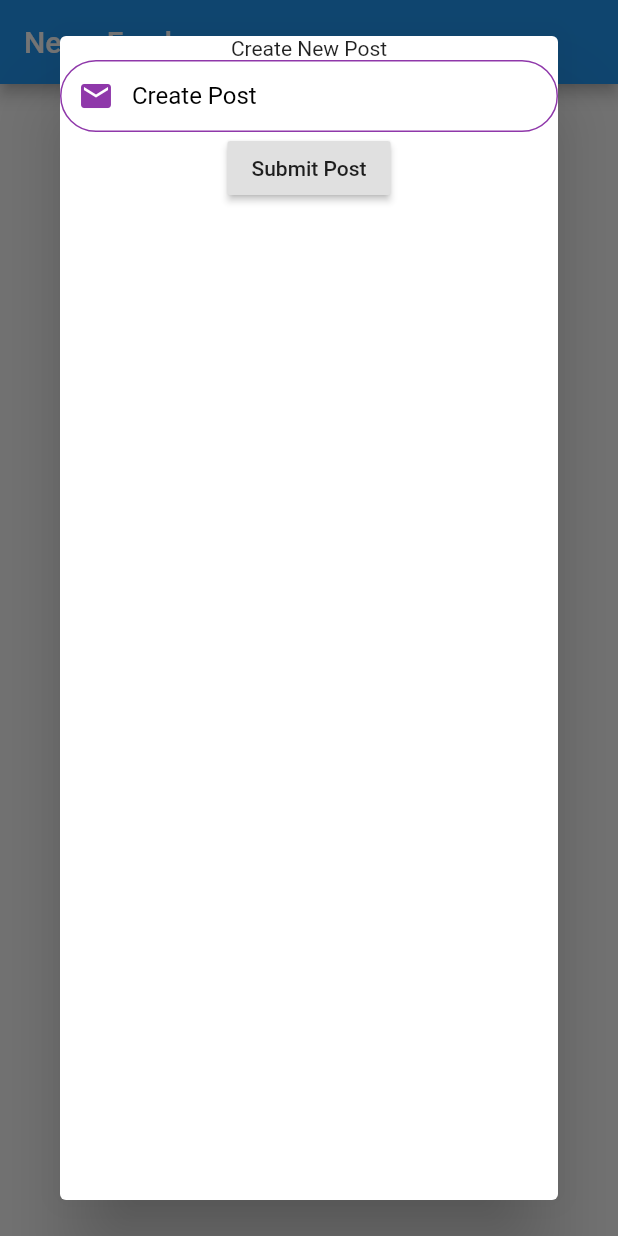
After one commit to cmcoffeedev/flutter_social_media_app, a Flutter app: the NewsFeed screen opened directly, after a tap on "Create Post", on a phone screen of 412 x 824 dp. The commit adds this screen. Run offline on Flutter 3.47's test engine with Material 2 defaults, Android fonts, the phone set to English and light mode, and no system bars; our stand-ins replace cloud_firestore, firebase_auth; accounts and stored records are empty.

Commit message:
news feed

```diff
--- /dev/null
+++ b/lib/CreatePostDialog.dart
@@ -0,0 +1,70 @@
+import 'package:cloud_firestore/cloud_firestore.dart';
+import 'package:firebase_auth/firebase_auth.dart';
+import 'package:flutter/material.dart';
+
+class CreatePostDialog extends StatefulWidget {
+  final FirebaseUser user;
+  CreatePostDialog({Key key, this.user}) : super(key: key);
+
+  @override
+  _CreatePostDialogState createState() => _CreatePostDialogState();
+}
+
+class _CreatePostDialogState extends State<CreatePostDialog> {
+  @override
+  Widget build(BuildContext context) {
+    TextEditingController postController = TextEditingController();
+
+    return Dialog(
+      child: Column(
+        children: <Widget>[
+          Text("Create New Post"),
+          TextField(
+            controller: postController,
+            keyboardType: TextInputType.text,
+            decoration: InputDecoration(
+              prefixIcon: Icon(
+                Icons.local_post_office,
+                color: Color(0xFF8F38AA),
+              ),
+              labelText: "Create Post",
+              labelStyle: TextStyle(
+                color: Colors.black,
+              ),
+              errorStyle: TextStyle(color: Colors.white),
+              filled: true,
+              fillColor: Colors.white,
+              hintText: "Post",
+              contentPadding:
+                  EdgeInsets.symmetric(vertical: 10.0, horizontal: 20.0),
+              border: OutlineInputBorder(
+                borderRadius: BorderRadius.all(Radius.circular(32.0)),
+              ),
+              enabledBorder: OutlineInputBorder(
+                borderSide: BorderSide(color: Color(0xFF8F38AA), width: 1.0),
+                borderRadius: BorderRadius.all(Radius.circular(32.0)),
+              ),
+              focusedBorder: OutlineInputBorder(
+                borderSide: BorderSide(color: Color(0xFF8F38AA), width: 2.0),
+                borderRadius: BorderRadius.all(Radius.circular(32.0)),
+              ),
+            ),
+          ),
+          RaisedButton(
+            child: Text("Submit Post"),
+            onPressed: () {
+              var postText = postController.text;
+              print("post text is $postText");
+              Firestore.instance.collection('posts').document().setData({
+                'title': postText,
+                "userEmail": widget.user.email,
+                "date": Timestamp.now()
+              });
+              Navigator.pop(context);
+            },
+          )
+        ],
+      ),
+    );
+  }
+}
--- a/lib/Login.dart
+++ b/lib/Login.dart
@@ -168,7 +168,7 @@ class _LoginState extends State<Login> {
                                 emailController.text, passwordController.text)
                             .then((AuthResult authResult) {
                           print("authResult is ${authResult.user.email}");
-                          Navigator.push(
+                          Navigator.pushReplacement(
                             context,
                             MaterialPageRoute(builder: (context) => NewsFeed()),
                           );
--- a/lib/MyHomePage.dart
+++ b/lib/MyHomePage.dart
@@ -48,7 +48,7 @@ class _MyHomePageState extends State<MyHomePage> {
         loggedInUser = user;
         print("logged in user is ${loggedInUser.email}");
 
-        Navigator.push(
+        Navigator.pushReplacement(
           context,
           MaterialPageRoute(builder: (context) => NewsFeed()),
         );
@@ -62,7 +62,6 @@ class _MyHomePageState extends State<MyHomePage> {
 //            var lname = ds.data["lname"];
 //            var phone = ds.data["phone"];
 //            var email = ds.data["email"];
-//
 //          });
 //          // use ds as a snapshot
 //        });
--- a/lib/NewsFeed.dart
+++ b/lib/NewsFeed.dart
@@ -1,6 +1,7 @@
 import 'package:cloud_firestore/cloud_firestore.dart';
 import 'package:firebase_auth/firebase_auth.dart';
 import 'package:flutter/material.dart';
+import 'package:social_media_app/CreatePostDialog.dart';
 
 class NewsFeed extends StatefulWidget {
   @override
@@ -8,12 +9,97 @@ class NewsFeed extends StatefulWidget {
 }
 
 class _NewsFeedState extends State<NewsFeed> {
+  Stream<QuerySnapshot> stream;
+  final FirebaseAuth _auth = FirebaseAuth.instance;
+  FirebaseUser loggedInUser;
+
+  @override
+  void initState() {
+    // TODO: implement initState
+    super.initState();
+
+    stream = Firestore.instance.collection('posts').snapshots();
+    getCurrentUser();
+  }
+
+  Future getCurrentUser() async {
+    try {
+      final user = await _auth.currentUser();
+      if (user != null) {
+        loggedInUser = user;
+        print("logged in user is ${loggedInUser.email}");
+
+//        Firestore.instance
+//            .collection('users')
+//            .document(loggedInUser.uid)
+//            .get()
+//            .then((DocumentSnapshot ds) {
+//          setState(() {
+//            var fname = ds.data["fname"];
+//            var lname = ds.data["lname"];
+//            var phone = ds.data["phone"];
+//            var email = ds.data["email"];
+//
+//          });
+//          // use ds as a snapshot
+//        });
+      } else {
+        print("user is null");
+      }
+      setState(() {});
+    } catch (e) {
+      print(e);
+    }
+  }
+
   @override
   Widget build(BuildContext context) {
     return Scaffold(
       appBar: AppBar(
         title: Text("News Feed"),
       ),
+      body: Column(
+        children: <Widget>[
+          RaisedButton(
+            child: Text("Create Post"),
+            onPressed: () {
+              showDialog(
+                  context: context,
+                  builder: (context) {
+                    return CreatePostDialog(user: loggedInUser);
+                  });
+            },
+          ),
+          StreamBuilder<QuerySnapshot>(
+            stream: stream,
+            builder:
+                (BuildContext context, AsyncSnapshot<QuerySnapshot> snapshot) {
+              if (snapshot.hasError)
+                return new Text('Error: ${snapshot.error}');
+              switch (snapshot.connectionState) {
+                case ConnectionState.waiting:
+                  return new Text('Loading...');
+                default:
+                  return Expanded(
+                    child: new ListView(
+                      children: snapshot.data.documents
+                          .map((DocumentSnapshot document) {
+                        var userEmail = document['userEmail'];
+                        if (userEmail == null) {
+                          userEmail = "no user email";
+                        }
+                        return new ListTile(
+                          title: new Text(document['title']),
+                          subtitle: new Text(userEmail),
+                        );
+                      }).toList(),
+                    ),
+                  );
+              }
+            },
+          ),
+        ],
+      ),
     );
   }
 }
--- a/lib/Register.dart
+++ b/lib/Register.dart
@@ -271,7 +271,7 @@ class _RegisterState extends State<Register> {
                             'email': emailController.text,
                             "uid": result.user.uid
                           }).then((success) {
-                            Navigator.push(
+                            Navigator.pushReplacement(
                               context,
                               MaterialPageRoute(
                                   builder: (context) => NewsFeed()),
```
